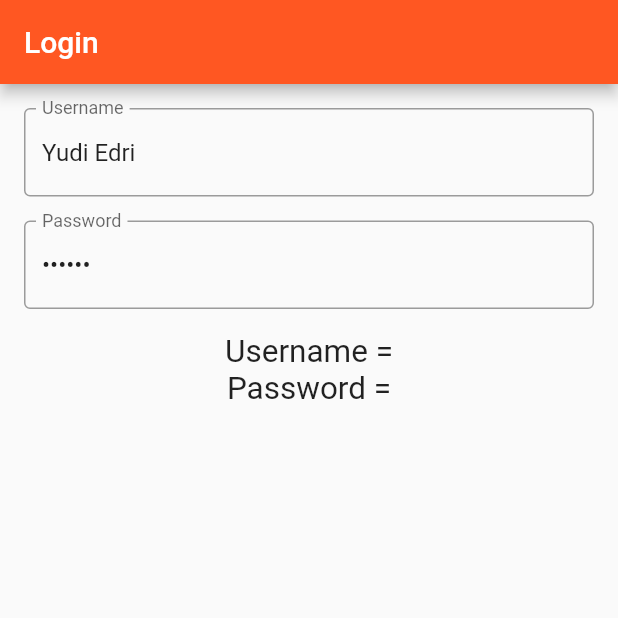
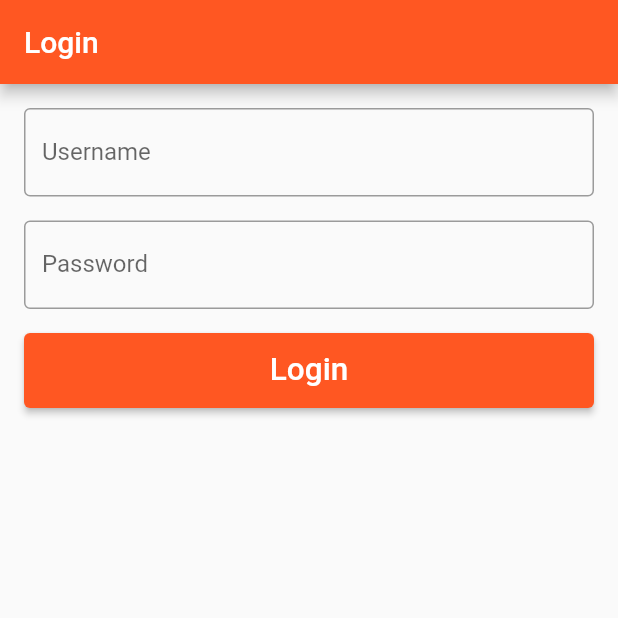
Before and after one commit to edritech93/haermes_flutter, a Flutter app: the screen it shows after launch, on a phone screen of 412 x 824 dp, the top half of it. Run offline on Flutter 3.47's test engine with Material 2 defaults, Android fonts, the phone set to English and light mode, and no system bars.

Commit message:
edit design screen login

```diff
--- a/lib/screens/login.dart
+++ b/lib/screens/login.dart
@@ -1,5 +1,4 @@
 import 'package:flutter/material.dart';
-import 'package:flutter/services.dart';
 
 class Login extends StatefulWidget {
   const Login({Key? key}) : super(key: key);
@@ -17,8 +16,6 @@ class _LoginState extends State<Login> {
   @override
   void initState() {
     super.initState();
-    _controllerUsername.text = 'Yudi Edri';
-    _controllerPassword.text = '123qwe';
   }
 
   @override
@@ -62,16 +59,18 @@ class _LoginState extends State<Login> {
                           password = value;
                         })),
               ),
-              Text(
-                'Username = $username',
-                style: const TextStyle(fontSize: 21),
-                textAlign: TextAlign.center,
+              Container(
+                child: ElevatedButton(
+                    onPressed: (() {}),
+                    child: const Text(
+                      'Login',
+                      style: TextStyle(fontSize: 21),
+                    ),
+                    style: ElevatedButton.styleFrom(
+                      minimumSize: const Size.fromHeight(50),
+                    )),
+                margin: const EdgeInsets.only(bottom: 16),
               ),
-              Text(
-                'Password = $password',
-                style: const TextStyle(fontSize: 21),
-                textAlign: TextAlign.center,
-              )
             ],
           ),
         ));
```
